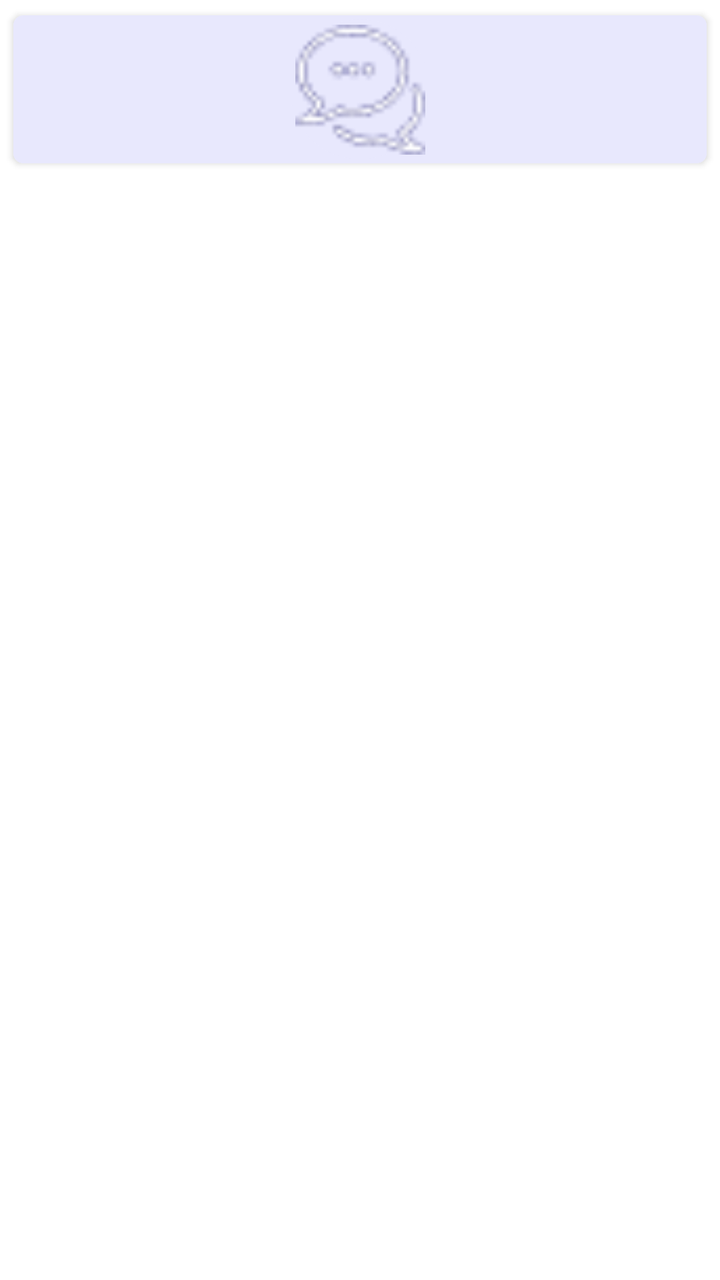
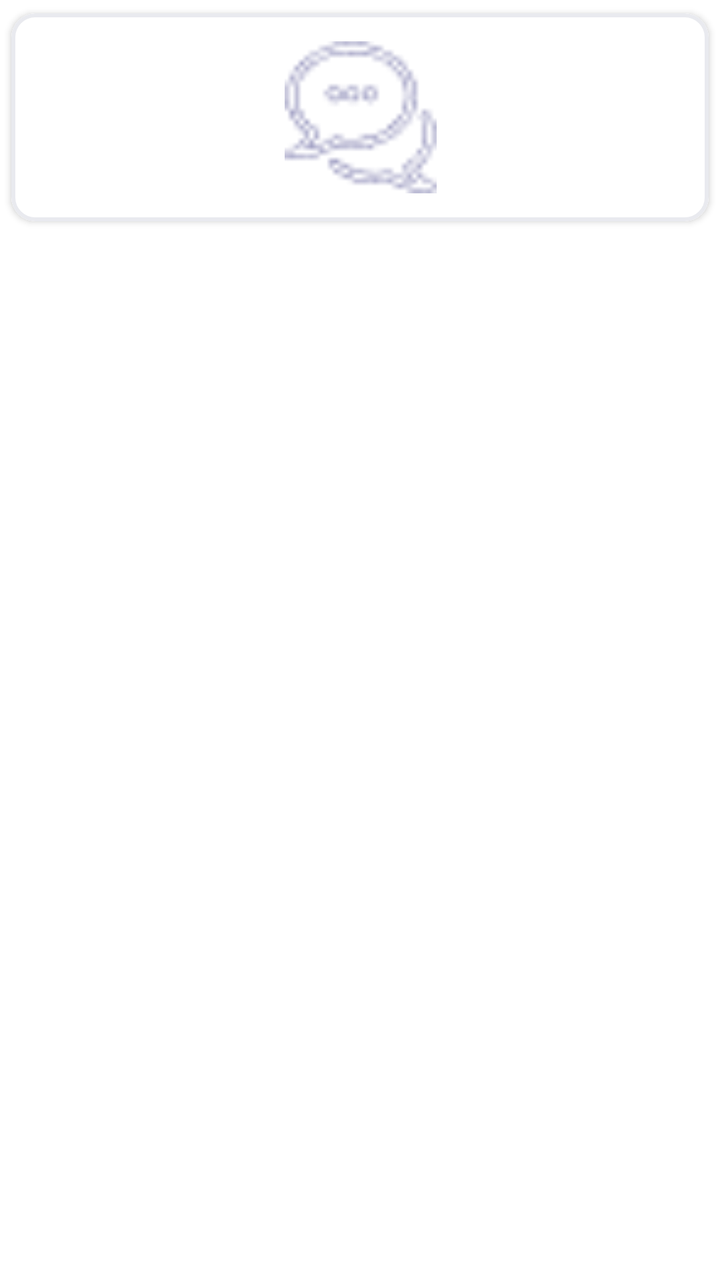

The first picture is an Android layout as it rendered before a commit; the second is the same layout after the commit. The layout source and the unified diff follow.
<!-- AndroidManifest.xml: application theme Theme.NewDesign -->
<!-- res/layout/item_layout_gates.xml -->
<?xml version="1.0" encoding="utf-8"?>
<androidx.constraintlayout.widget.ConstraintLayout
        xmlns:android="http://schemas.android.com/apk/res/android"
        android:layout_width="match_parent"
        android:layout_height="wrap_content"
        android:padding="3dp"
        xmlns:app="http://schemas.android.com/apk/res-auto">

    <androidx.cardview.widget.CardView
            android:id="@+id/cardview"
            android:layout_width="match_parent"
            android:layout_height="wrap_content"
            app:cardCornerRadius="5dp"
            app:cardUseCompatPadding="true"
            android:background="@color/color_completeprofile"
            app:layout_constraintEnd_toEndOf="parent"
            app:layout_constraintStart_toStartOf="parent"
            app:layout_constraintTop_toTopOf="parent"

    >

        <androidx.constraintlayout.widget.ConstraintLayout
                android:id="@+id/layput_services"
                android:layout_width="match_parent"
                android:layout_height="match_parent"
                android:background="@color/color_completeprofile"
                android:padding="2dp"
        >

            <androidx.constraintlayout.widget.ConstraintLayout
                    android:id="@+id/layout_uploadImage"
                    android:layout_width="70dp"
                    android:layout_height="70dp"
                    android:background="@drawable/bg_circlemove"
                    app:layout_constraintTop_toTopOf="parent"
                    app:layout_constraintEnd_toEndOf="parent"
                    app:layout_constraintStart_toStartOf="parent">

                <com.google.android.material.imageview.ShapeableImageView
                        android:id="@+id/iv_services"
                        android:layout_width="65dp"
                        android:layout_height="65dp"
                        android:adjustViewBounds="true"
                        android:src="@drawable/ic_chat"
                        app:layout_constraintBottom_toBottomOf="parent"
                        app:layout_constraintEnd_toEndOf="parent"
                        app:layout_constraintStart_toStartOf="parent"
                        app:layout_constraintTop_toTopOf="parent"/>
            </androidx.constraintlayout.widget.ConstraintLayout>


            <TextView
                    android:id="@+id/tv_serviceName"
                    android:layout_width="wrap_content"
                    android:layout_height="wrap_content"
                    android:layout_marginTop="5dp"
                    android:text="55555555"
                    android:gravity="center"
                    android:visibility="gone"
                    android:textAppearance="@style/TextAppearance.AppCompat.Headline"
                    android:textColor="@color/color_primary"
                    android:textSize="13sp"
                    app:layout_constraintStart_toStartOf="parent"
                    app:layout_constraintEnd_toEndOf="parent"
                    app:layout_constraintTop_toBottomOf="@+id/layout_uploadImage"/>


        </androidx.constraintlayout.widget.ConstraintLayout>

    </androidx.cardview.widget.CardView>
</androidx.constraintlayout.widget.ConstraintLayout>
<!-- resources referenced by this layout -->
<resources>
  <color name="color_completeprofile">#E8E8FD</color>
  <color name="color_primary">#262D70</color>
  <!-- drawable bg_circlemove (drawable) -->
  <?xml version="1.0" encoding="utf-8"?>
  <shape xmlns:android="http://schemas.android.com/apk/res/android"
      android:shape="oval"
      >
  
      <size android:width="20dp" android:height="20dp"/>
      <solid android:color="@color/move"/>
  
  </shape>
  <!-- drawable ic_chat: png bitmap (drawable, 1329 bytes) -->
  <style name="Theme.NewDesign" parent="Theme.MaterialComponents.Light.NoActionBar">
          
          <item name="colorPrimary">@color/purple_500</item>
          <item name="colorPrimaryVariant">@color/purple_700</item>
          <item name="colorOnPrimary">@color/white</item>
          
          <item name="colorSecondary">#0639BA</item>
          <item name="colorSecondaryVariant">@color/teal_700</item>
          <item name="colorOnSecondary">@color/black</item>
          
          <item name="android:statusBarColor">?attr/colorPrimaryVariant</item>
          
      </style>
  <color name="move">#E8E8FD</color>
  <color name="purple_500">#AEB3BE</color>
  <color name="purple_700">#FF3700B3</color>
  <color name="white">#FFFFFFFF</color>
  <color name="teal_700">#FF018786</color>
  <color name="black">#FF000000</color>
</resources>

<!-- the commit's change to res/layout/item_layout_gates.xml (unified diff, before → after) -->
@@ -2,70 +2,51 @@
 <androidx.constraintlayout.widget.ConstraintLayout
         xmlns:android="http://schemas.android.com/apk/res/android"
         android:layout_width="match_parent"
-        android:layout_height="wrap_content"
-        android:padding="3dp"
+        android:layout_height="110dp"
         xmlns:app="http://schemas.android.com/apk/res-auto">
 
-    <androidx.cardview.widget.CardView
+    <com.google.android.material.card.MaterialCardView
             android:id="@+id/cardview"
             android:layout_width="match_parent"
             android:layout_height="wrap_content"
-            app:cardCornerRadius="5dp"
+            app:cardCornerRadius="12dp"
             app:cardUseCompatPadding="true"
-            android:background="@color/color_completeprofile"
+            app:cardElevation="2dp"
+            app:strokeWidth="2dp"
+            app:strokeColor="#E9EAEF"
             app:layout_constraintEnd_toEndOf="parent"
             app:layout_constraintStart_toStartOf="parent"
             app:layout_constraintTop_toTopOf="parent"
-
-    >
+            >
 
         <androidx.constraintlayout.widget.ConstraintLayout
                 android:id="@+id/layput_services"
                 android:layout_width="match_parent"
                 android:layout_height="match_parent"
-                android:background="@color/color_completeprofile"
-                android:padding="2dp"
-        >
+                android:background="@color/white"
+                android:padding="2dp">
 
             <androidx.constraintlayout.widget.ConstraintLayout
                     android:id="@+id/layout_uploadImage"
-                    android:layout_width="70dp"
-                    android:layout_height="70dp"
-                    android:background="@drawable/bg_circlemove"
+                    android:layout_width="115dp"
+                    android:layout_height="100dp"
                     app:layout_constraintTop_toTopOf="parent"
                     app:layout_constraintEnd_toEndOf="parent"
                     app:layout_constraintStart_toStartOf="parent">
 
                 <com.google.android.material.imageview.ShapeableImageView
                         android:id="@+id/iv_services"
-                        android:layout_width="65dp"
-                        android:layout_height="65dp"
+                        android:layout_width="80dp"
+                        android:layout_height="76dp"
                         android:adjustViewBounds="true"
                         android:src="@drawable/ic_chat"
                         app:layout_constraintBottom_toBottomOf="parent"
                         app:layout_constraintEnd_toEndOf="parent"
                         app:layout_constraintStart_toStartOf="parent"
-                        app:layout_constraintTop_toTopOf="parent"/>
+                        app:layout_constraintTop_toTopOf="parent" />
             </androidx.constraintlayout.widget.ConstraintLayout>
-
-
-            <TextView
-                    android:id="@+id/tv_serviceName"
-                    android:layout_width="wrap_content"
-                    android:layout_height="wrap_content"
-                    android:layout_marginTop="5dp"
-                    android:text="55555555"
-                    android:gravity="center"
-                    android:visibility="gone"
-                    android:textAppearance="@style/TextAppearance.AppCompat.Headline"
-                    android:textColor="@color/color_primary"
-                    android:textSize="13sp"
-                    app:layout_constraintStart_toStartOf="parent"
-                    app:layout_constraintEnd_toEndOf="parent"
-                    app:layout_constraintTop_toBottomOf="@+id/layout_uploadImage"/>
-
 
         </androidx.constraintlayout.widget.ConstraintLayout>
 
-    </androidx.cardview.widget.CardView>
+    </com.google.android.material.card.MaterialCardView>
 </androidx.constraintlayout.widget.ConstraintLayout>
<!-- resource entries referenced after the edit -->
@@ -1,17 +1,5 @@
 <!-- resources referenced by this layout -->
 <resources>
-  <color name="color_completeprofile">#E8E8FD</color>
-  <color name="color_primary">#262D70</color>
-  <!-- drawable bg_circlemove (drawable) -->
-  <?xml version="1.0" encoding="utf-8"?>
-  <shape xmlns:android="http://schemas.android.com/apk/res/android"
-      android:shape="oval"
-      >
-  
-      <size android:width="20dp" android:height="20dp"/>
-      <solid android:color="@color/move"/>
-  
-  </shape>
   <!-- drawable ic_chat: png bitmap (drawable, 1329 bytes) -->
   <style name="Theme.NewDesign" parent="Theme.MaterialComponents.Light.NoActionBar">
           
@@ -26,7 +14,6 @@
           <item name="android:statusBarColor">?attr/colorPrimaryVariant</item>
           
       </style>
-  <color name="move">#E8E8FD</color>
   <color name="purple_500">#AEB3BE</color>
   <color name="purple_700">#FF3700B3</color>
   <color name="white">#FFFFFFFF</color>
